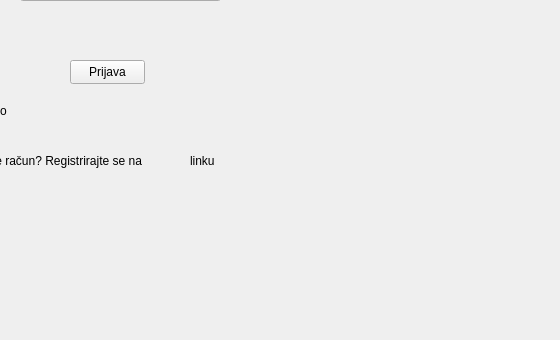
This is UI/loginScreen.ui in zemo0/ChatApp-Python-DesktopApp as Qt 5 draws it before an edit; both pictures show x 240 to 800 and y 260 to 600 of the 800 by 600 pixel window. The edited form follows.
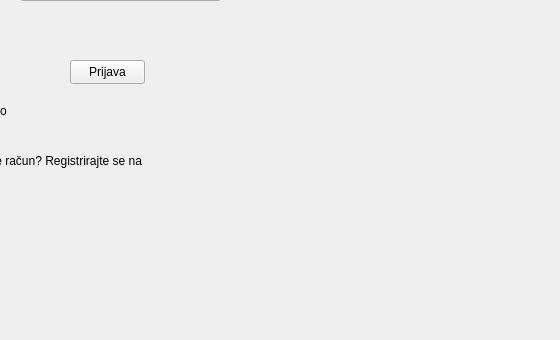
This is the edited form.

What changed in the file:
```diff
--- a/UI/loginScreen.ui
+++ b/UI/loginScreen.ui
@@ -95,8 +95,17 @@
       <height>41</height>
      </rect>
     </property>
+    <property name="font">
+     <font>
+      <bold>false</bold>
+      <underline>true</underline>
+     </font>
+    </property>
     <property name="text">
-     <string>linku</string>
+     <string/>
+    </property>
+    <property name="openExternalLinks">
+     <bool>true</bool>
     </property>
    </widget>
    <widget class="QLabel" name="errorLabel">
```
Left out of the diff: 2 changed lines with no effect on the pictures.
